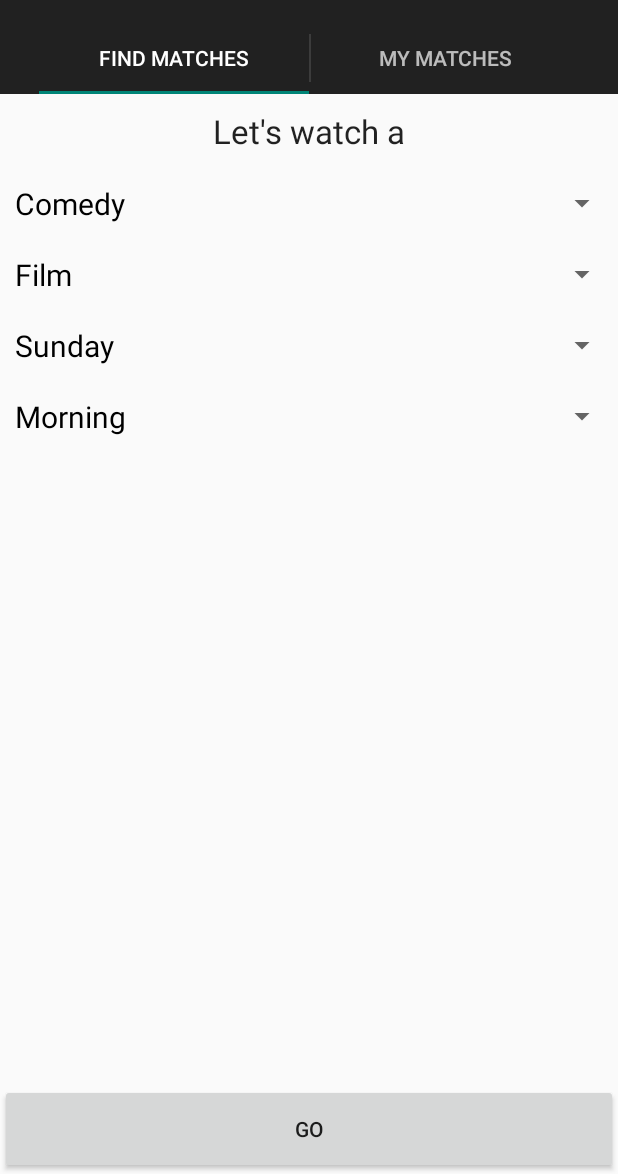
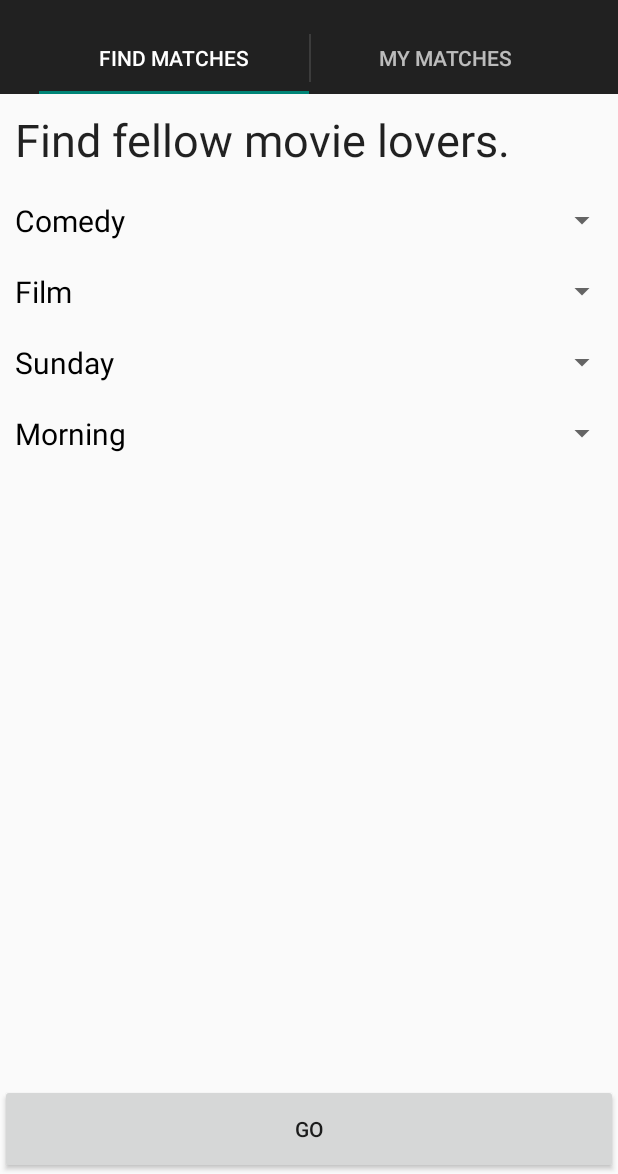
Before and after one commit to dylhunn/netflix-chill-android, an Android app: the ChillActivity screen opened directly, with no data from a screen before it, on a phone screen of 412 x 824 dp, the part 62-1236 px from its top. Run offline under Robolectric (Android 15) with nearby library versions, the phone set to English and light mode, and no system bars; our stand-ins replace Volley; 2 statements that could not run were skipped.

Commit message:
menu work

```diff
--- a/app/src/main/java/com/example/dylhunn/netflixchillandroid/ApiService.java
+++ b/app/src/main/java/com/example/dylhunn/netflixchillandroid/ApiService.java
@@ -2,6 +2,11 @@ package com.example.dylhunn.netflixchillandroid;
 
 import android.content.Context;
 import android.util.Log;
+
+import java.util.HashMap;
+import java.util.Map;
+import java.util.List;
+import java.util.ArrayList;
 
 import com.android.volley.Request;
 import com.android.volley.RequestQueue;
@@ -90,16 +95,113 @@ public class ApiService {
      * @param request
      * @return
      */
-    public static void makeChillRequest(int uid, ChillRequest request, ChillActivity act) {
-        // TODO connect to server, as above
+    public static void makeChillRequest(int uid, final ChillRequest request, final ChillActivity act) {
         act.chillRequestSucceeded(1); // Testing
+        /*
+        String url = "http://netflix-chill-server.herokuapp.com/sign-in";
+
+        RequestQueue queue = Volley.newRequestQueue(act.getApplicationContext());
+        StringRequest sr = new StringRequest(Request.Method.POST, url, new Response.Listener<String>() {
+            @Override
+            public void onResponse(String response) {
+                int responseNum = -1;
+                try {
+                    responseNum = Integer.parseInt(response);
+                } catch (Exception e) {
+                    // malformed data returned
+                }
+                if (responseNum < 0) act.chillRequestFailed();
+                act.chillRequestSucceeded(responseNum);
+            }
+        }, new Response.ErrorListener() {
+            @Override
+            public void onErrorResponse(VolleyError error) {
+                act.chillRequestFailed();
+            }
+        }){
+            @Override
+            protected Map<String,String> getParams(){
+                Map<String,String> params = new HashMap<String, String>();
+                params.put("genre", request.GENRE);
+                params.put("type", request.TYPE.toString());
+                params.put("day", request.DAY);
+                params.put("time", request.TIME);
+                params.put("latitude", "" + request.LOCATION.getLatitude());
+                params.put("longitude", "" + request.LOCATION.getLongitude());
+
+                return params;
+            }
+
+            @Override
+            public Map<String, String> getHeaders() {
+                Map<String,String> params = new HashMap<String, String>();
+                params.put("Content-Type","application/x-www-form-urlencoded");
+                return params;
+            }
+        };
+        queue.add(sr);
+*/
     }
 
     /**
      * Try to delete a chill request by ID. If something failed, return false.
      * @return
      */
-    public static boolean deleteChillRequest(int chill_id) {
-        return true;
+    public static void deleteChillRequest(final int chill_id, final ChillActivity act) {
+        act.chillRequestSucceeded(1); // Testing
+
+        String url = "http://netflix-chill-server.herokuapp.com/sign-in";
+
+        RequestQueue queue = Volley.newRequestQueue(act.getApplicationContext());
+        StringRequest sr = new StringRequest(Request.Method.POST, url, new Response.Listener<String>() {
+            @Override
+            public void onResponse(String response) {
+                if (response.contains("true")) act.chillDeleteSuccess();
+                else act.chillDeleteFailure();
+            }
+        }, new Response.ErrorListener() {
+            @Override
+            public void onErrorResponse(VolleyError error) {
+                act.chillDeleteFailure();
+            }
+        }){
+            @Override
+            protected Map<String,String> getParams(){
+                Map<String,String> params = new HashMap<String, String>();
+                params.put("chill_id", "" + chill_id);
+
+                return params;
+            }
+
+            @Override
+            public Map<String, String> getHeaders() {
+                Map<String,String> params = new HashMap<String, String>();
+                params.put("Content-Type","application/x-www-form-urlencoded");
+                return params;
+            }
+        };
+        queue.add(sr);
+    }
+
+    public static void fetchMatches(final int uid, final ItemFragment fr) {
+        // mock
+        List<ChillRequestResponseList<Person>> entries = new ArrayList<>();
+        ChillRequest cr = new ChillRequest("Horror", ChillRequest.MediaType.FILM, "Monday", "Evening", null);
+        ChillRequestResponseList<Person> one = new ChillRequestResponseList<>(32, cr);
+        one.add(new Person("Suzie", 1));
+        one.add(new Person("Ben", 2));
+        one.add(new Person("Roger", 41));
+        one.add(new Person("Jamal", 6));
+        ChillRequest cr3 = new ChillRequest("Drama", ChillRequest.MediaType.TV_SHOW, "Friday", "Morning", null);
+        ChillRequestResponseList<Person> three = new ChillRequestResponseList<>(12, cr3);
+        ChillRequest cr2 = new ChillRequest("Drama", ChillRequest.MediaType.TV_SHOW, "Tuesday", "Morning", null);
+        ChillRequestResponseList<Person> two = new ChillRequestResponseList<>(72, cr2);
+        two.add(new Person("Suzie", 1));
+        two.add(new Person("Ben", 2));
+        entries.add(one);
+        entries.add(three);
+        entries.add(two);
+
+        fr.populate(entries);
     }
 }
--- a/app/src/main/java/com/example/dylhunn/netflixchillandroid/ChillRequest.java
+++ b/app/src/main/java/com/example/dylhunn/netflixchillandroid/ChillRequest.java
@@ -26,4 +26,13 @@ public class ChillRequest {
         DAY = day;
         TIME = time;
     }
+
+    public ChillRequest(String genre, MediaType type, String day, String time, Location loc) {
+
+        LOCATION = loc;
+        TYPE = type;
+        GENRE = genre;
+        DAY = day;
+        TIME = time;
+    }
 }
--- a/app/src/main/java/com/example/dylhunn/netflixchillandroid/ItemFragment.java
+++ b/app/src/main/java/com/example/dylhunn/netflixchillandroid/ItemFragment.java
@@ -12,8 +12,11 @@ import android.widget.ArrayAdapter;
 import android.widget.ListAdapter;
 import android.widget.TextView;
 import java.util.ArrayList;
+import android.widget.BaseAdapter;
 
 import java.util.List;
+import java.util.Map;
+import java.util.HashMap;
 
 import com.example.dylhunn.netflixchillandroid.dummy.DummyContent;
 
@@ -39,10 +42,16 @@ public class ItemFragment extends Fragment implements AbsListView.OnItemClickLis
 
     private OnFragmentInteractionListener mListener;
 
+    ArrayList<String> items = new ArrayList<>();
+
     /**
      * The fragment's ListView/GridView.
      */
     private AbsListView mListView;
+
+    // a mapping from positions in the listview to the person at that position
+    // if that position is a menu, title, or header, person is null
+    public Map<Integer, Person> listIndicesMap;
 
     /**
      * The Adapter which will be used to populate the ListView/GridView with
@@ -77,8 +86,10 @@ public class ItemFragment extends Fragment implements AbsListView.OnItemClickLis
         }
 
         // TODO: Change Adapter to display your content
-        mAdapter = new ArrayAdapter<DummyContent.DummyItem>(getActivity(),
-                android.R.layout.simple_list_item_1, android.R.id.text1, new ArrayList<DummyContent.DummyItem>());
+        mAdapter = new ArrayAdapter<String>(getActivity(),
+                android.R.layout.simple_list_item_1, android.R.id.text1, items);
+        listIndicesMap = new HashMap<>();
+
     }
 
     @Override
@@ -93,6 +104,8 @@ public class ItemFragment extends Fragment implements AbsListView.OnItemClickLis
         // Set OnItemClickListener so we can be notified on item clicks
         mListView.setOnItemClickListener(this);
 
+        ApiService.fetchMatches(ChillActivity.uid, this);
+
         return view;
     }
 
@@ -105,6 +118,7 @@ public class ItemFragment extends Fragment implements AbsListView.OnItemClickLis
             throw new ClassCastException(activity.toString()
                     + " must implement OnFragmentInteractionListener");
         }
+
     }
 
     @Override
@@ -127,6 +141,34 @@ public class ItemFragment extends Fragment implements AbsListView.OnItemClickLis
      * response is itself a list of user IDs who are matched for that request.
      */
     public void populate(List<ChillRequestResponseList<Person>> matches) {
+
+        listIndicesMap = new HashMap<>();
+
+        int currentIndex = 0;
+
+        for (int i = 0; i < matches.size(); i++) {
+
+            ChillRequestResponseList<Person> sublist = matches.get(i);
+            String heading += sublist.DATA.GENRE;
+
+            items.add();
+            listIndicesMap.put(currentIndex, null);
+            currentIndex++;
+
+            int j;
+            for (j = 0; j < sublist.size(); j++) {
+                items.add("   " + sublist.get(j).NAME);
+                listIndicesMap.put(currentIndex, sublist.get(j));
+                currentIndex++;
+            }
+            if (j == 0) {
+                items.add("   No matches yet");
+                listIndicesMap.put(currentIndex, null);
+                currentIndex++;
+            }
+        }
+
+        ((BaseAdapter) mListView.getAdapter()).notifyDataSetChanged();
     }
 
     /**
--- a/app/src/main/res/layout/fragment_find_matches.xml
+++ b/app/src/main/res/layout/fragment_find_matches.xml
@@ -8,15 +8,17 @@
         android:layout_width="wrap_content"
         android:layout_height="wrap_content"
         android:textAppearance="?android:attr/textAppearanceLarge"
-        android:text="Let&apos;s watch a"
+        android:text="Find fellow movie lovers."
         android:id="@+id/textView"
-        android:layout_alignParentTop="true"
-        android:layout_centerHorizontal="true"
         android:paddingTop="10dp"
         android:paddingBottom="10dp"
         android:paddingRight="10dp"
         android:paddingLeft="10dp"
-        android:padding="10dp" />
+        android:padding="10dp"
+        android:layout_alignParentTop="true"
+        android:layout_alignParentLeft="true"
+        android:layout_alignParentStart="true"
+        android:textSize="30sp"/>
 
     <Spinner
         android:layout_width="fill_parent"
```
Also changed, not shown: app/src/main/java/com/example/dylhunn/netflixchillandroid/ChillActivity.java (+17 -1 lines).
